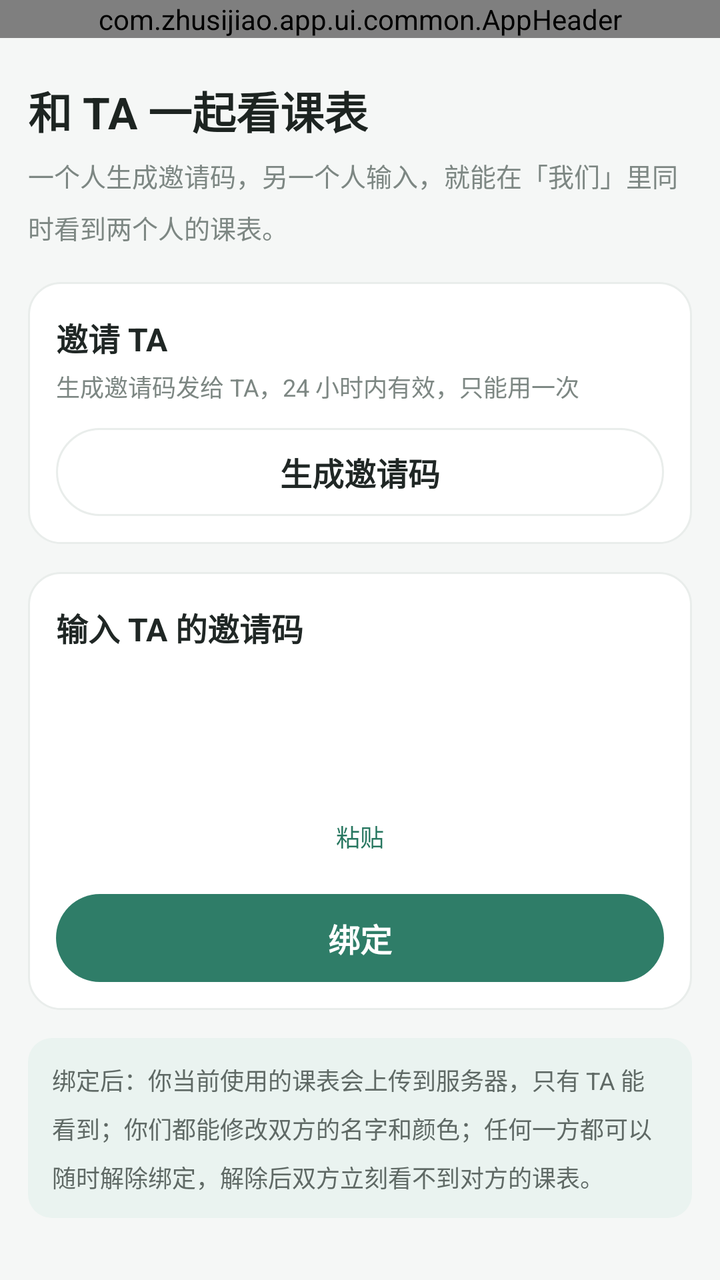
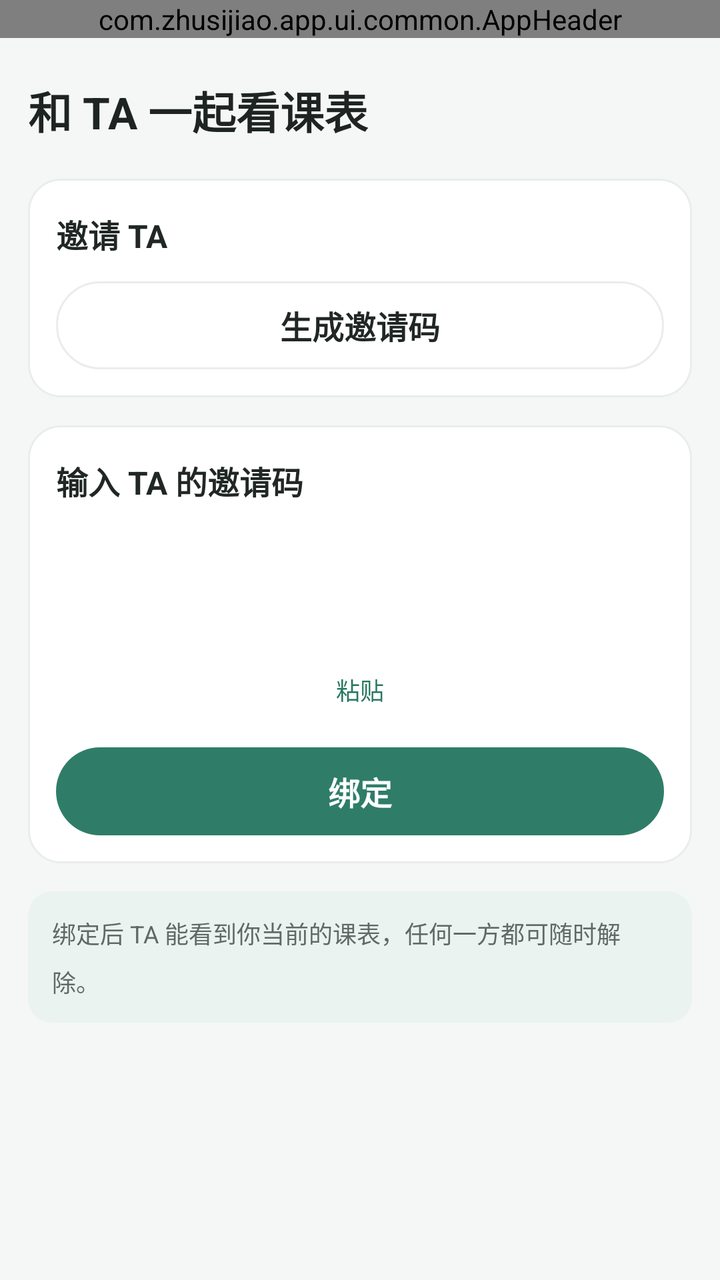

Compare the two renders of this Android layout. The source of the first and the diff that turns it into the second are given below.
<!-- AndroidManifest.xml: application theme Theme.Zhusijiao -->
<!-- res/layout/activity_couple_bind.xml -->
<?xml version="1.0" encoding="utf-8"?>
<LinearLayout xmlns:android="http://schemas.android.com/apk/res/android"
    android:layout_width="match_parent"
    android:layout_height="match_parent"
    android:background="@color/background"
    android:orientation="vertical">

    <com.zhusijiao.app.ui.common.AppHeader
        android:id="@+id/header"
        android:layout_width="match_parent"
        android:layout_height="wrap_content" />

    <androidx.core.widget.NestedScrollView
        android:id="@+id/scroll"
        android:layout_width="match_parent"
        android:layout_height="0dp"
        android:layout_weight="1">

        <LinearLayout
            android:layout_width="match_parent"
            android:layout_height="wrap_content"
            android:orientation="vertical"
            android:paddingStart="@dimen/page_padding"
            android:paddingEnd="@dimen/page_padding"
            android:paddingBottom="24dp">

            <TextView
                style="@style/PageTitle"
                android:layout_marginTop="20dp"
                android:text="@string/couple_bind_heading" />

            <TextView
                style="@style/PageSubtitle"
                android:layout_marginTop="7dp"
                android:text="@string/couple_bind_desc" />

            
            <LinearLayout
                android:layout_width="match_parent"
                android:layout_height="wrap_content"
                android:layout_marginTop="18dp"
                android:background="@drawable/bg_card"
                android:orientation="vertical"
                android:paddingStart="14dp"
                android:paddingTop="16dp"
                android:paddingEnd="14dp"
                android:paddingBottom="14dp">

                <TextView
                    style="@style/SectionTitle"
                    android:text="@string/couple_invite_title" />

                <TextView
                    android:layout_width="match_parent"
                    android:layout_height="wrap_content"
                    android:layout_marginTop="4dp"
                    android:text="@string/couple_invite_desc"
                    android:textColor="@color/muted"
                    android:textSize="@dimen/text_hint" />

                <LinearLayout
                    android:id="@+id/inviteChars"
                    android:layout_width="match_parent"
                    android:layout_height="54dp"
                    android:layout_marginTop="14dp"
                    android:orientation="horizontal"
                    android:visibility="gone" />

                <TextView
                    android:id="@+id/inviteMeta"
                    android:layout_width="match_parent"
                    android:layout_height="wrap_content"
                    android:layout_marginTop="8dp"
                    android:gravity="center"
                    android:textColor="@color/sub_8a"
                    android:textSize="@dimen/text_hint"
                    android:visibility="gone" />

                <TextView
                    android:id="@+id/inviteWaiting"
                    android:layout_width="match_parent"
                    android:layout_height="wrap_content"
                    android:layout_marginTop="4dp"
                    android:gravity="center"
                    android:text="@string/couple_invite_waiting"
                    android:textColor="@color/accent_strong"
                    android:textSize="@dimen/text_hint"
                    android:visibility="gone" />

                <LinearLayout
                    android:id="@+id/inviteActions"
                    android:layout_width="match_parent"
                    android:layout_height="wrap_content"
                    android:layout_marginTop="12dp"
                    android:orientation="horizontal"
                    android:visibility="gone">

                    <TextView
                        android:id="@+id/copyInvite"
                        style="@style/GhostButton"
                        android:layout_width="0dp"
                        android:layout_weight="1"
                        android:text="@string/couple_invite_copy" />

                    <TextView
                        android:id="@+id/shareInvite"
                        style="@style/PrimaryButton"
                        android:layout_width="0dp"
                        android:layout_marginStart="10dp"
                        android:layout_weight="1"
                        android:text="@string/couple_invite_share" />
                </LinearLayout>

                <TextView
                    android:id="@+id/inviteButton"
                    style="@style/GhostButton"
                    android:layout_marginTop="12dp"
                    android:text="@string/couple_invite_generate" />
            </LinearLayout>

            
            <LinearLayout
                android:layout_width="match_parent"
                android:layout_height="wrap_content"
                android:layout_marginTop="14dp"
                android:background="@drawable/bg_card"
                android:orientation="vertical"
                android:paddingStart="14dp"
                android:paddingTop="16dp"
                android:paddingEnd="14dp"
                android:paddingBottom="14dp">

                <TextView
                    style="@style/SectionTitle"
                    android:text="@string/couple_accept_title" />

                <FrameLayout
                    android:id="@+id/codeField"
                    android:layout_width="match_parent"
                    android:layout_height="54dp"
                    android:layout_marginTop="14dp">

                    <LinearLayout
                        android:id="@+id/codeCells"
                        android:layout_width="match_parent"
                        android:layout_height="match_parent"
                        android:orientation="horizontal" />

                    <EditText
                        android:id="@+id/codeInput"
                        android:layout_width="match_parent"
                        android:layout_height="match_parent"
                        android:background="@null"
                        android:cursorVisible="false"
                        android:hint="@string/couple_accept_title"
                        android:importantForAutofill="no"
                        android:inputType="textCapCharacters|textNoSuggestions"
                        android:maxLength="8"
                        android:singleLine="true"
                        android:textColor="@android:color/transparent"
                        android:textColorHint="@android:color/transparent"
                        android:textSize="@dimen/text_subtitle" />
                </FrameLayout>

                <TextView
                    android:id="@+id/pasteBtn"
                    android:layout_width="wrap_content"
                    android:layout_height="wrap_content"
                    android:layout_gravity="center_horizontal"
                    android:layout_marginTop="10dp"
                    android:background="@drawable/bg_menu_row"
                    android:clickable="true"
                    android:focusable="true"
                    android:paddingStart="11dp"
                    android:paddingTop="6dp"
                    android:paddingEnd="11dp"
                    android:paddingBottom="6dp"
                    android:text="@string/couple_accept_paste"
                    android:textColor="@color/accent_strong"
                    android:textSize="@dimen/text_hint" />

                <TextView
                    android:id="@+id/errorNote"
                    android:layout_width="match_parent"
                    android:layout_height="wrap_content"
                    android:layout_marginTop="10dp"
                    android:background="@drawable/bg_error_note"
                    android:gravity="center"
                    android:padding="10dp"
                    android:textColor="@color/danger"
                    android:textSize="@dimen/text_hint"
                    android:visibility="gone" />

                <TextView
                    android:id="@+id/acceptButton"
                    style="@style/PrimaryButton"
                    android:layout_marginTop="14dp"
                    android:text="@string/couple_accept_button" />
            </LinearLayout>

            <TextView
                android:layout_width="match_parent"
                android:layout_height="wrap_content"
                android:layout_marginTop="14dp"
                android:background="@drawable/bg_privacy_note"
                android:lineSpacingMultiplier="1.4"
                android:padding="12dp"
                android:text="@string/couple_bind_privacy"
                android:textColor="@color/field_label"
                android:textSize="@dimen/text_hint" />
        </LinearLayout>
    </androidx.core.widget.NestedScrollView>
</LinearLayout>
<!-- resources referenced by this layout -->
<resources>
  <color name="accent_strong">#287760</color>
  <color name="background">#f5f7f6</color>
  <color name="danger">#b44c48</color>
  <color name="field_label">@color/text_secondary</color>
  <color name="muted">#7d8783</color>
  <color name="sub_8a">@color/text_tertiary</color>
  <dimen name="page_padding">14dp</dimen>
  <dimen name="text_hint">12sp</dimen>
  <dimen name="text_subtitle">16sp</dimen>
  <!-- drawable bg_error_note (drawable) -->
  <?xml version="1.0" encoding="utf-8"?>
  
  <shape xmlns:android="http://schemas.android.com/apk/res/android" android:shape="rectangle">
      <solid android:color="@color/error_bg" />
      <corners android:radius="@dimen/radius_md" />
  </shape>
  <!-- drawable bg_privacy_note (drawable) -->
  <?xml version="1.0" encoding="utf-8"?>
  
  <shape xmlns:android="http://schemas.android.com/apk/res/android" android:shape="rectangle">
      <solid android:color="@color/privacy_note_bg" />
      <corners android:radius="@dimen/card_radius_sm" />
  </shape>
  <string name="couple_accept_button">绑定</string>
  <string name="couple_accept_paste">粘贴</string>
  <string name="couple_accept_title">输入 TA 的邀请码</string>
  <string name="couple_bind_desc">一个人生成邀请码，另一个人输入，就能在「我们」里同时看到两个人的课表。</string>
  <string name="couple_bind_heading">和 TA 一起看课表</string>
  <string name="couple_bind_privacy">绑定后：你当前使用的课表会上传到服务器，只有 TA 能看到；你们都能修改双方的名字和颜色；任何一方都可以随时解除绑定，解除后双方立刻看不到对方的课表。</string>
  <string name="couple_invite_copy">复制</string>
  <string name="couple_invite_desc">生成邀请码发给 TA，24 小时内有效，只能用一次</string>
  <string name="couple_invite_generate">生成邀请码</string>
  <string name="couple_invite_share">发给 TA</string>
  <string name="couple_invite_title">邀请 TA</string>
  <string name="couple_invite_waiting">等 TA 输入邀请码…绑定成功后这里会自动跳转</string>
  <style name="GhostButton" parent="PrimaryButton">
          <item name="android:background">@drawable/bg_ghost_button</item>
          <item name="android:textColor">@color/ink</item>
      </style>
  <style name="PageSubtitle">
          <item name="android:layout_width">match_parent</item>
          <item name="android:layout_height">wrap_content</item>
          <item name="android:textColor">@color/muted</item>
          <item name="android:textSize">@dimen/text_sub</item>
          <item name="android:lineSpacingMultiplier">1.4</item>
      </style>
  <style name="SectionTitle">
          <item name="android:layout_width">wrap_content</item>
          <item name="android:layout_height">wrap_content</item>
          <item name="android:textColor">@color/ink</item>
          <item name="android:textSize">@dimen/text_section</item>
          <item name="android:textStyle">bold</item>
      </style>
  <color name="text_secondary">#5f6965</color>
  <color name="text_tertiary">#8a9490</color>
  <color name="surface">#ffffff</color>
  <color name="line">#e9edeb</color>
  <dimen name="card_radius_lg">@dimen/radius_lg</dimen>
  <color name="error_bg">#fdf2f1</color>
  <dimen name="radius_md">12dp</dimen>
  <color name="hover_bg">#f2f5f4</color>
  <color name="privacy_note_bg">#eaf3f0</color>
  <dimen name="card_radius_sm">@dimen/radius_md</dimen>
  <color name="ink">#202725</color>
  <dimen name="text_sub">@dimen/text_small</dimen>
  <color name="title_ink">#1d2421</color>
  <dimen name="text_page_title">@dimen/text_display</dimen>
  <dimen name="button_min_height">44dp</dimen>
  <dimen name="text_button">@dimen/text_subtitle</dimen>
  <dimen name="text_section">@dimen/text_subtitle</dimen>
  <color name="accent">#2f7d68</color>
  <dimen name="radius_lg">16dp</dimen>
  <dimen name="button_radius">@dimen/radius_pill</dimen>
  <dimen name="text_small">13sp</dimen>
  <dimen name="text_display">22sp</dimen>
  <style name="DialogButton" parent="Widget.AppCompat.Button.ButtonBar.AlertDialog">
          <item name="android:textColor">@color/accent</item>
          <item name="android:textStyle">bold</item>
      </style>
  <dimen name="radius_pill">100dp</dimen>
  <!-- unchanged entries left out for length: 8 -->
</resources>

<!-- the commit's change to res/layout/activity_couple_bind.xml (unified diff, before → after) -->
@@ -28,11 +28,6 @@
                 style="@style/PageTitle"
                 android:layout_marginTop="20dp"
                 android:text="@string/couple_bind_heading" />
-
-            <TextView
-                style="@style/PageSubtitle"
-                android:layout_marginTop="7dp"
-                android:text="@string/couple_bind_desc" />
 
             
             <LinearLayout
@@ -49,14 +44,6 @@
                 <TextView
                     style="@style/SectionTitle"
                     android:text="@string/couple_invite_title" />
-
-                <TextView
-                    android:layout_width="match_parent"
-                    android:layout_height="wrap_content"
-                    android:layout_marginTop="4dp"
-                    android:text="@string/couple_invite_desc"
-                    android:textColor="@color/muted"
-                    android:textSize="@dimen/text_hint" />
 
                 <LinearLayout
                     android:id="@+id/inviteChars"
<!-- resource entries referenced after the edit -->
@@ -26,25 +26,16 @@
   <string name="couple_accept_button">绑定</string>
   <string name="couple_accept_paste">粘贴</string>
   <string name="couple_accept_title">输入 TA 的邀请码</string>
-  <string name="couple_bind_desc">一个人生成邀请码，另一个人输入，就能在「我们」里同时看到两个人的课表。</string>
   <string name="couple_bind_heading">和 TA 一起看课表</string>
-  <string name="couple_bind_privacy">绑定后：你当前使用的课表会上传到服务器，只有 TA 能看到；你们都能修改双方的名字和颜色；任何一方都可以随时解除绑定，解除后双方立刻看不到对方的课表。</string>
+  <string name="couple_bind_privacy">绑定后 TA 能看到你当前的课表，任何一方都可随时解除。</string>
   <string name="couple_invite_copy">复制</string>
-  <string name="couple_invite_desc">生成邀请码发给 TA，24 小时内有效，只能用一次</string>
   <string name="couple_invite_generate">生成邀请码</string>
   <string name="couple_invite_share">发给 TA</string>
   <string name="couple_invite_title">邀请 TA</string>
-  <string name="couple_invite_waiting">等 TA 输入邀请码…绑定成功后这里会自动跳转</string>
+  <string name="couple_invite_waiting">等待 TA 输入…</string>
   <style name="GhostButton" parent="PrimaryButton">
           <item name="android:background">@drawable/bg_ghost_button</item>
           <item name="android:textColor">@color/ink</item>
-      </style>
-  <style name="PageSubtitle">
-          <item name="android:layout_width">match_parent</item>
-          <item name="android:layout_height">wrap_content</item>
-          <item name="android:textColor">@color/muted</item>
-          <item name="android:textSize">@dimen/text_sub</item>
-          <item name="android:lineSpacingMultiplier">1.4</item>
       </style>
   <style name="SectionTitle">
           <item name="android:layout_width">wrap_content</item>
@@ -64,7 +55,6 @@
   <color name="privacy_note_bg">#eaf3f0</color>
   <dimen name="card_radius_sm">@dimen/radius_md</dimen>
   <color name="ink">#202725</color>
-  <dimen name="text_sub">@dimen/text_small</dimen>
   <color name="title_ink">#1d2421</color>
   <dimen name="text_page_title">@dimen/text_display</dimen>
   <dimen name="button_min_height">44dp</dimen>
@@ -73,7 +63,6 @@
   <color name="accent">#2f7d68</color>
   <dimen name="radius_lg">16dp</dimen>
   <dimen name="button_radius">@dimen/radius_pill</dimen>
-  <dimen name="text_small">13sp</dimen>
   <dimen name="text_display">22sp</dimen>
   <style name="DialogButton" parent="Widget.AppCompat.Button.ButtonBar.AlertDialog">
           <item name="android:textColor">@color/accent</item>
